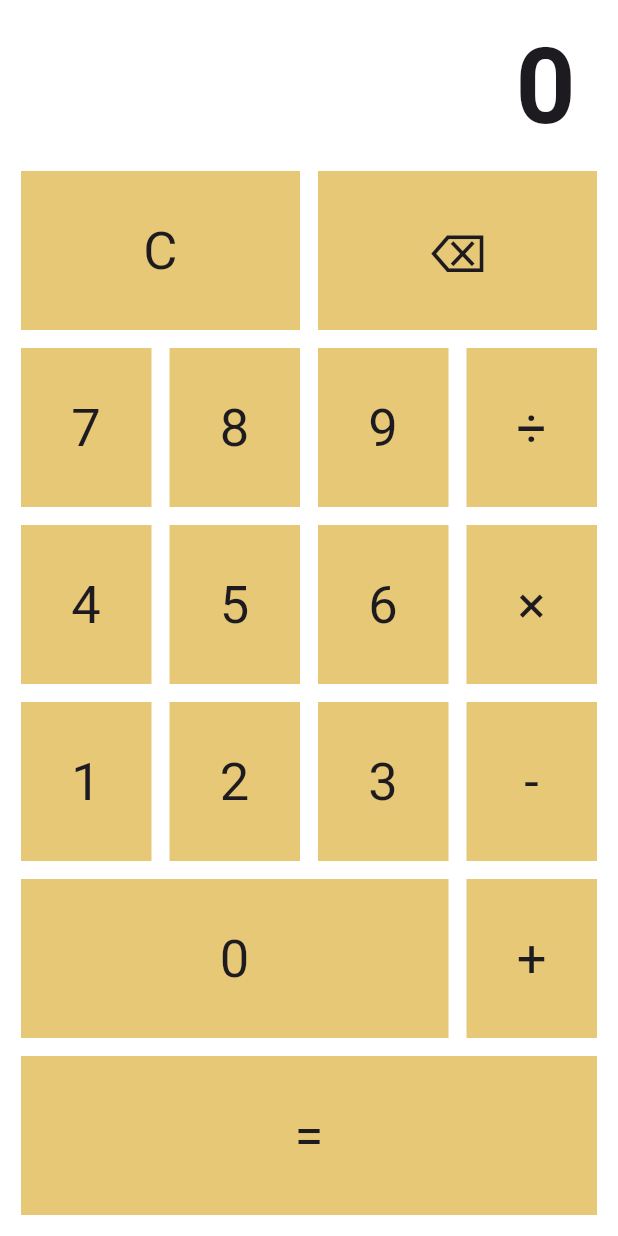
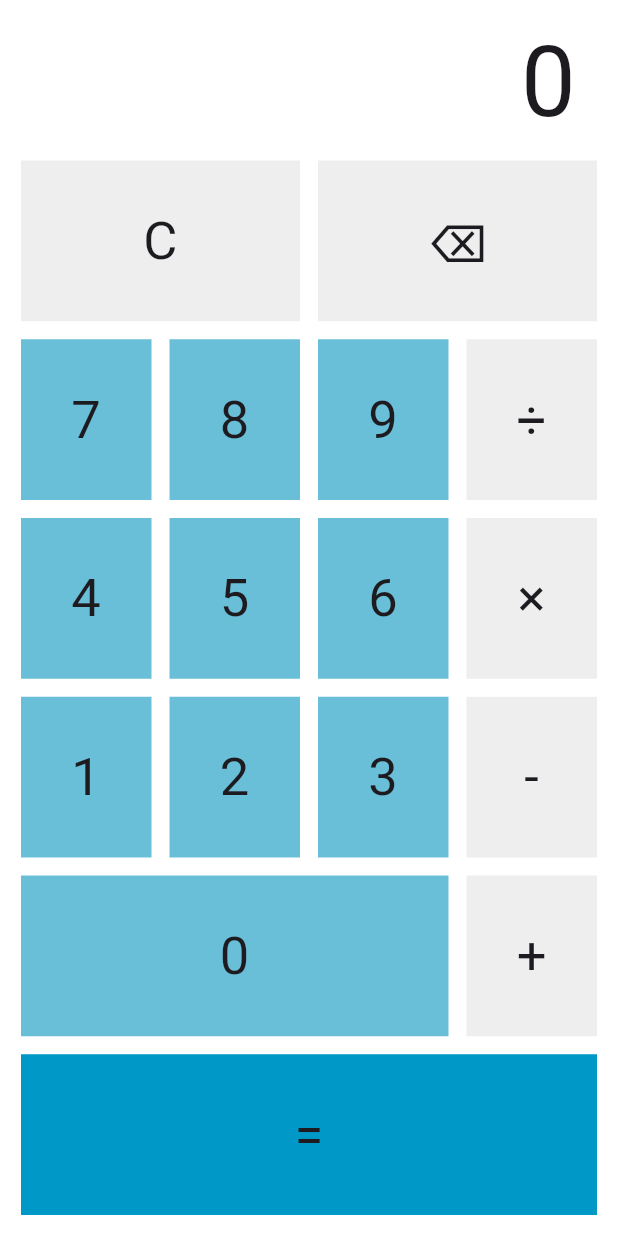
Before and after one commit to DoLLaRs6252/midterm_640710065, a Flutter app: the screen it shows after launch, on a phone screen of 412 x 824 dp. Run offline on Flutter 3.47's test engine with Material 3 defaults, Android fonts, the phone set to English and light mode, and no system bars.

Commit message:
update color 1.1

```diff
--- a/lib/Test_page.dart
+++ b/lib/Test_page.dart
@@ -10,14 +10,14 @@ class TestPage extends StatefulWidget {
 class _Test_pageState extends State<TestPage> {
   String currentNumber = "0";
 
-  Widget buildNumberButton(String label, {required VoidCallback onPressed}) {
+  Widget buildNumberButton(String label,Color color, {required VoidCallback onPressed}) {
     return Expanded(
       flex: label == "0" ? 3 : 1,
       child: Container(
         margin: const EdgeInsets.all(6),
         child: Ink(
           decoration: BoxDecoration(
-            color: Color.fromARGB(255, 230, 200, 118),
+            color: color
           ),
           child: InkWell(
             onTap: onPressed,
@@ -36,18 +36,15 @@ class _Test_pageState extends State<TestPage> {
     );
   }
 
-  Widget buildOperationButton(String label, {required VoidCallback onPressed}) {
+  Widget buildOperationButton(String label, Color color,
+      {required VoidCallback onPressed}) {
     return Expanded(
       child: Container(
         margin: const EdgeInsets.all(6),
         child: Ink(
-          decoration: BoxDecoration(
-            color: Color.fromARGB(255, 230, 200, 118),
-
-          ),
+          decoration: BoxDecoration(color: color),
           child: InkWell(
             onTap: onPressed,
-
             child: Center(
               child: Text(
                 label,
@@ -76,30 +73,31 @@ class _Test_pageState extends State<TestPage> {
               child: Text(
                 currentNumber,
                 style: TextStyle(
-                  fontSize: 70.0,
-                  fontWeight: FontWeight.bold,
+                  fontSize: 65.0,
                 ),
               ),
             ),
             Expanded(
               child: Row(
                 children: [
-                  buildNumberButton("C", onPressed: () => clear()),
-                  buildNumberButton(
+                  buildOperationButton("C",Color.fromRGBO(238, 238, 238, 1), onPressed: () => clear()),
+                  buildOperationButton(
                     "⌫",
+                    Color.fromRGBO(238, 238, 238, 1),
                     onPressed: () => delete(),
-                  ),
+                  )
                 ],
               ),
             ),
             Expanded(
               child: Row(
                 children: [
-                  buildNumberButton("7", onPressed: () => update("7")),
-                  buildNumberButton("8", onPressed: () => update("8")),
-                  buildNumberButton("9", onPressed: () => update("9")),
+                  buildNumberButton("7",Color.fromRGBO(106, 191, 216, 1), onPressed: () => update("7")),
+                  buildNumberButton("8", Color.fromRGBO(106, 191, 216, 1),onPressed: () => update("8")),
+                  buildNumberButton("9", Color.fromRGBO(106, 191, 216, 1),onPressed: () => update("9")),
                   buildOperationButton(
                     "÷",
+                    Color.fromRGBO(238, 238, 238, 1),
                     onPressed: () => updateop("÷"),
                   ),
                 ],
@@ -108,11 +106,12 @@ class _Test_pageState extends State<TestPage> {
             Expanded(
               child: Row(
                 children: [
-                  buildNumberButton("4", onPressed: () => update("4")),
-                  buildNumberButton("5", onPressed: () => update("5")),
-                  buildNumberButton("6", onPressed: () => update("6")),
+                  buildNumberButton("4", Color.fromRGBO(106, 191, 216, 1),onPressed: () => update("4")),
+                  buildNumberButton("5", Color.fromRGBO(106, 191, 216, 1),onPressed: () => update("5")),
+                  buildNumberButton("6", Color.fromRGBO(106, 191, 216, 1),onPressed: () => update("6")),
                   buildOperationButton(
                     "×",
+                    Color.fromRGBO(238, 238, 238, 1),
                     onPressed: () => updateop("×"),
                   ),
                 ],
@@ -121,11 +120,12 @@ class _Test_pageState extends State<TestPage> {
             Expanded(
               child: Row(
                 children: [
-                  buildNumberButton("1", onPressed: () => update("1")),
-                  buildNumberButton("2", onPressed: () => update("2")),
-                  buildNumberButton("3", onPressed: () => update("3")),
+                  buildNumberButton("1", Color.fromRGBO(106, 191, 216, 1),onPressed: () => update("1")),
+                  buildNumberButton("2", Color.fromRGBO(106, 191, 216, 1),onPressed: () => update("2")),
+                  buildNumberButton("3", Color.fromRGBO(106, 191, 216, 1),onPressed: () => update("3")),
                   buildOperationButton(
                     "-",
+                    Color.fromRGBO(238, 238, 238, 1),
                     onPressed: () => updateop("-"),
                   ),
                 ],
@@ -134,9 +134,10 @@ class _Test_pageState extends State<TestPage> {
             Expanded(
               child: Row(
                 children: [
-                  buildNumberButton("0", onPressed: () => update("0")),
+                  buildNumberButton("0", Color.fromRGBO(106, 191, 216, 1),onPressed: () => update("0")),
                   buildOperationButton(
                     "+",
+                    Color.fromRGBO(238, 238, 238, 1),
                     onPressed: () => updateop("+"),
                   ),
                 ],
@@ -148,6 +149,7 @@ class _Test_pageState extends State<TestPage> {
                   Expanded(
                     child: buildOperationButton(
                       "=",
+                      Color.fromRGBO(0, 152, 198, 1),
                       onPressed: () => clear(),
                     ),
                   ),
```
